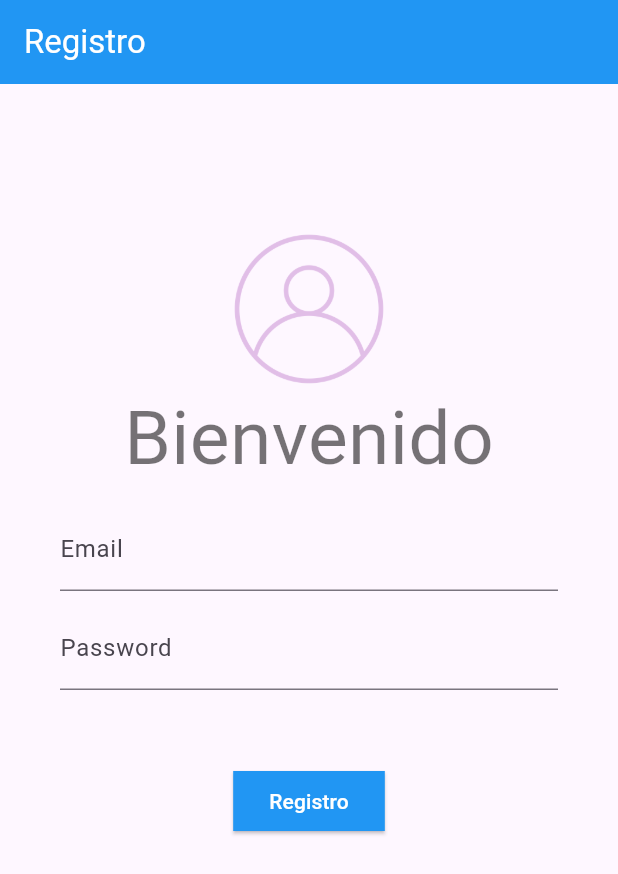
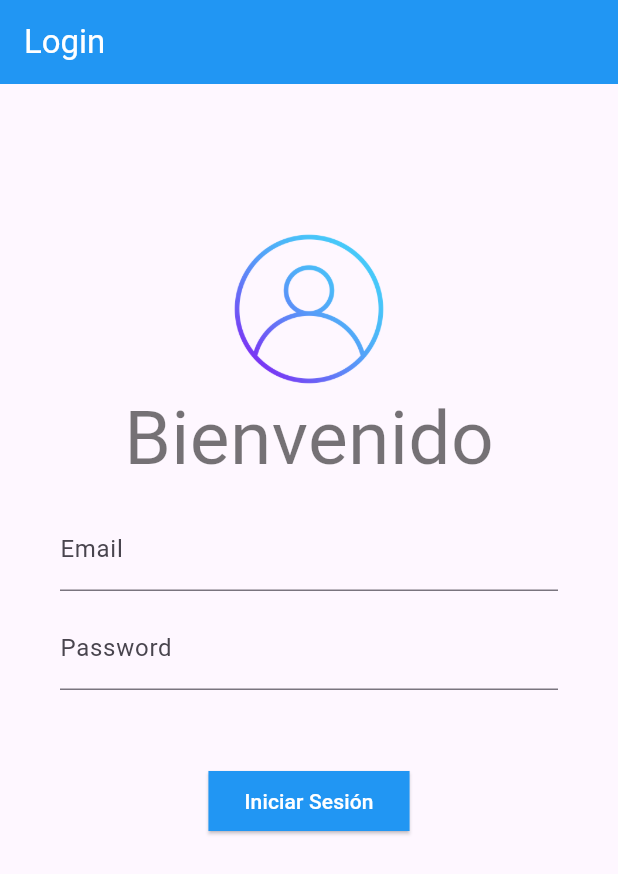
Before and after one commit to KevinAGC/login_jwt, a Flutter app: the screen it shows after launch, on a phone screen of 412 x 824 dp. Shown: the top 874 px of the screen. Run offline on Flutter 3.47's test engine with Material 2 defaults, Android fonts, the phone set to English and light mode, and no system bars; our stand-ins replace flutter_secure_storage.

Commit message:
Estructura basica

```diff
--- a/lib/main.dart
+++ b/lib/main.dart
@@ -1,95 +1,48 @@
 import 'package:flutter/material.dart';
+import 'package:login_jwt/pages/pages.dart';
+import 'package:provider/provider.dart';
 
-void main() {
-  runApp(const MyApp());
-}
+import 'services/services.dart';
 
-class MyApp extends StatelessWidget {
-  const MyApp({super.key});
+void main() => runApp(AppState());
 
+class AppState extends StatelessWidget {
   @override
   Widget build(BuildContext context) {
-    return MaterialApp(
-      title: 'Flutter Demo',
-      theme: ThemeData(
-        colorScheme: ColorScheme.fromSeed(seedColor: Colors.deepPurple),
-        useMaterial3: true,
-      ),
-      debugShowCheckedModeBanner: false,
-      home: const MyHomePage(title: 'Registro'),
+    return MultiProvider(
+      providers: [
+        ChangeNotifierProvider(create: (_) => AuthService()),
+      ],
+      child: MyApp(),
     );
   }
 }
 
-class MyHomePage extends StatefulWidget {
-  const MyHomePage({super.key, required this.title});
-  final String title;
-  @override
-  State<MyHomePage> createState() => _MyHomePageState();
-}
-
-class _MyHomePageState extends State<MyHomePage> {
+class MyApp extends StatelessWidget {
   @override
   Widget build(BuildContext context) {
-    return Scaffold(
-        appBar: AppBar(
-          backgroundColor: Colors.blue,
-          title: Text(
-            widget.title,
-            style: TextStyle(color: Colors.white),
-          ),
-        ),
-        body: Center(
-            child: ListView(
-          //shrinkWrap: true,
-
-          padding: EdgeInsets.symmetric(vertical: 100),
-          children: [
-            Column(
-              children: [
-                Image.asset(
-                  "assets/images/user.png",
-                  color: Colors.purple.shade100,
-                  height: 100,
-                ),
-                Title(
-                  color: Colors.green,
-                  child: Text("Bienvenido",
-                      style: TextStyle(color: Colors.black54, fontSize: 50)),
-                ),
-                Padding(
-                  padding: EdgeInsets.symmetric(vertical: 10, horizontal: 40),
-                  child: TextFormField(
-                    decoration: const InputDecoration(
-                      border: UnderlineInputBorder(),
-                      labelText: 'Email',
-                    ),
-                  ),
-                ),
-                Padding(
-                  padding: EdgeInsets.symmetric(horizontal: 40),
-                  child: TextFormField(
-                    decoration: const InputDecoration(
-                      border: UnderlineInputBorder(),
-                      labelText: 'Password',
-                    ),
-                  ),
-                ),
-                Padding(
-                  padding: const EdgeInsets.all(50.0),
-                  child: ElevatedButton(
-                    style: ElevatedButton.styleFrom(
-                      backgroundColor: Colors.blue,
-                      foregroundColor: Colors.white,
-                      shape: LinearBorder(),
-                    ),
-                    onPressed: () {},
-                    child: const Text('Registro'),
-                  ),
-                ),
-              ],
-            ),
-          ],
-        )));
+    return MaterialApp(
+      debugShowCheckedModeBanner: false,
+      title: 'IQ-Switch App',
+      initialRoute: 'checking',
+      routes: {
+        'login': (_) => LoginScreen(),
+        'register': (_) => RegisterScreen(),
+        'home': (_) => HomeScreen(),
+        'checking': (_) => CheckAuthScreen()
+      },
+      scaffoldMessengerKey: NotificationsService.messengerKey,
+      /*theme: ThemeData.dark().copyWith(
+            scaffoldBackgroundColor: Colors.grey[800],
+            appBarTheme:
+                const AppBarTheme(elevation: 0, color: Colors.redAccent),
+            floatingActionButtonTheme: const FloatingActionButtonThemeData(
+                backgroundColor: Colors.redAccent, elevation: 0))*/
+      theme: ThemeData.light().copyWith(
+          scaffoldBackgroundColor: Colors.black54,
+          appBarTheme: const AppBarTheme(elevation: 0, color: Colors.redAccent),
+          floatingActionButtonTheme: const FloatingActionButtonThemeData(
+              backgroundColor: Colors.redAccent, elevation: 0)),
+    );
   }
 }
--- /dev/null
+++ b/lib/pages/login_screen.dart
@@ -0,0 +1,90 @@
+import 'package:flutter/material.dart';
+
+class LoginScreen extends StatelessWidget {
+  const LoginScreen({super.key});
+
+  @override
+  Widget build(BuildContext context) {
+    return MaterialApp(
+      title: 'Flutter Demo',
+      theme: ThemeData(
+        colorScheme: ColorScheme.fromSeed(seedColor: Colors.deepPurple),
+        useMaterial3: true,
+      ),
+      debugShowCheckedModeBanner: false,
+      home: const LoginScreenPage(title: 'Login'),
+    );
+  }
+}
+
+class LoginScreenPage extends StatefulWidget {
+  const LoginScreenPage({super.key, required this.title});
+  final String title;
+  @override
+  State<LoginScreenPage> createState() => _LoginScreenPageState();
+}
+
+class _LoginScreenPageState extends State<LoginScreenPage> {
+  @override
+  Widget build(BuildContext context) {
+    return Scaffold(
+        appBar: AppBar(
+          backgroundColor: Colors.blue,
+          title: Text(
+            widget.title,
+            style: TextStyle(color: Colors.white),
+          ),
+        ),
+        body: Center(
+            child: ListView(
+          //shrinkWrap: true,
+
+          padding: EdgeInsets.symmetric(vertical: 100),
+          children: [
+            Column(
+              children: [
+                Image.asset(
+                  "assets/images/user.png",
+                  height: 100,
+                ),
+                Title(
+                  color: Colors.green,
+                  child: Text("Bienvenido",
+                      style: TextStyle(color: Colors.black54, fontSize: 50)),
+                ),
+                Padding(
+                  padding: EdgeInsets.symmetric(vertical: 10, horizontal: 40),
+                  child: TextFormField(
+                    decoration: const InputDecoration(
+                      border: UnderlineInputBorder(),
+                      labelText: 'Email',
+                    ),
+                  ),
+                ),
+                Padding(
+                  padding: EdgeInsets.symmetric(horizontal: 40),
+                  child: TextFormField(
+                    decoration: const InputDecoration(
+                      border: UnderlineInputBorder(),
+                      labelText: 'Password',
+                    ),
+                  ),
+                ),
+                Padding(
+                  padding: const EdgeInsets.all(50.0),
+                  child: ElevatedButton(
+                    style: ElevatedButton.styleFrom(
+                      backgroundColor: Colors.blue,
+                      foregroundColor: Colors.white,
+                      shape: LinearBorder(),
+                    ),
+                    onPressed: () {},
+                    child: const Text('Iniciar Sesión'),
+                  ),
+                ),
+              ],
+            ),
+          ],
+        )));
+  }
+}
--- /dev/null
+++ b/lib/pages/pages.dart
@@ -0,0 +1,4 @@
+export 'login_screen.dart';
+export 'home_screen.dart';
+export 'register_screen.dart';
+export 'check_auth_screen.dart';
--- a/lib/login.dart
+++ b/lib/pages/register_screen.dart
@@ -1,11 +1,7 @@
 import 'package:flutter/material.dart';
 
-void main() {
-  runApp(const MyApp());
-}
-
-class MyApp extends StatelessWidget {
-  const MyApp({super.key});
+class RegisterScreen extends StatelessWidget {
+  const RegisterScreen({super.key});
 
   @override
   Widget build(BuildContext context) {
@@ -16,19 +12,19 @@ class MyApp extends StatelessWidget {
         useMaterial3: true,
       ),
       debugShowCheckedModeBanner: false,
-      home: const MyHomePage(title: 'Login'),
+      home: const RegisterScreenPage(title: 'Registro'),
     );
   }
 }
 
-class MyHomePage extends StatefulWidget {
-  const MyHomePage({super.key, required this.title});
+class RegisterScreenPage extends StatefulWidget {
+  const RegisterScreenPage({super.key, required this.title});
   final String title;
   @override
-  State<MyHomePage> createState() => _MyHomePageState();
+  State<RegisterScreenPage> createState() => _RegisterScreenPageState();
 }
 
-class _MyHomePageState extends State<MyHomePage> {
+class _RegisterScreenPageState extends State<RegisterScreenPage> {
   @override
   Widget build(BuildContext context) {
     return Scaffold(
@@ -49,6 +45,7 @@ class _MyHomePageState extends State<MyHomePage> {
               children: [
                 Image.asset(
                   "assets/images/user.png",
+                  color: Colors.purple.shade100,
                   height: 100,
                 ),
                 Title(
@@ -83,7 +80,7 @@ class _MyHomePageState extends State<MyHomePage> {
                       shape: LinearBorder(),
                     ),
                     onPressed: () {},
-                    child: const Text('Iniciar Sesión'),
+                    child: const Text('Registro'),
                   ),
                 ),
               ],
--- /dev/null
+++ b/lib/services/notifications_services.dart
@@ -0,0 +1,19 @@
+import 'package:flutter/material.dart';
+
+class NotificationsService {
+  static GlobalKey<ScaffoldMessengerState> messengerKey =
+      new GlobalKey<ScaffoldMessengerState>();
+
+  static showSnackbar(String message) {
+    final snackBar = new SnackBar(
+      content: Text(
+        message,
+        style: TextStyle(
+          color: Colors.white,
+          fontSize: 20,
+        ),
+      ),
+    );
+    messengerKey.currentState!.showSnackBar(snackBar);
+  }
+}
--- /dev/null
+++ b/lib/services/services.dart
@@ -0,0 +1,2 @@
+export 'package:login_jwt/services/notifications_services.dart';
+export 'package:login_jwt/services/auth_services.dart';
--- /dev/null
+++ b/lib/ui/ui.dart
@@ -0,0 +1 @@
+export 'package:login_jwt/ui/input_decorations.dart';
```
Also changed, not shown: lib/pages/check_auth_screen.dart (added, +43 -0 lines), lib/pages/home_screen.dart (added, +24 -0 lines), lib/providers/login_form_provider.dart (added, +24 -0 lines), lib/services/auth_services.dart (added, +83 -0 lines), lib/ui/input_decorations.dart (added, +32 -0 lines), 1 other file.
